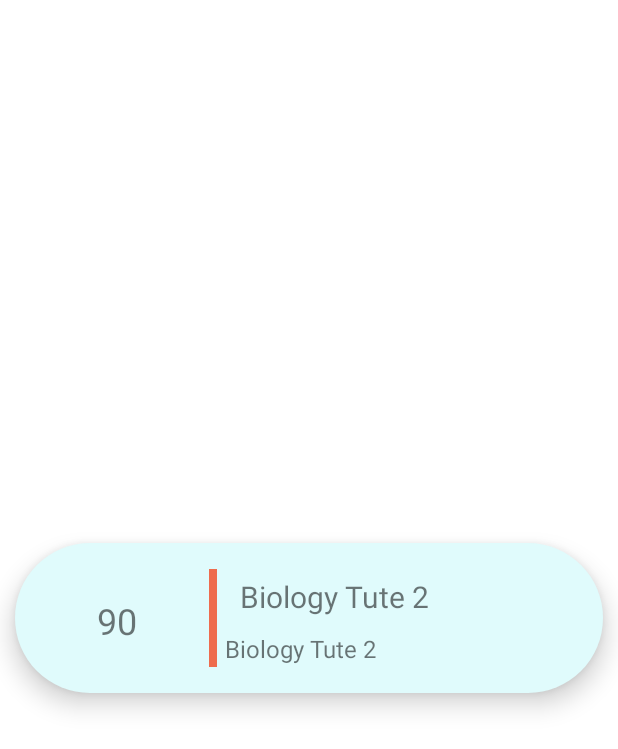
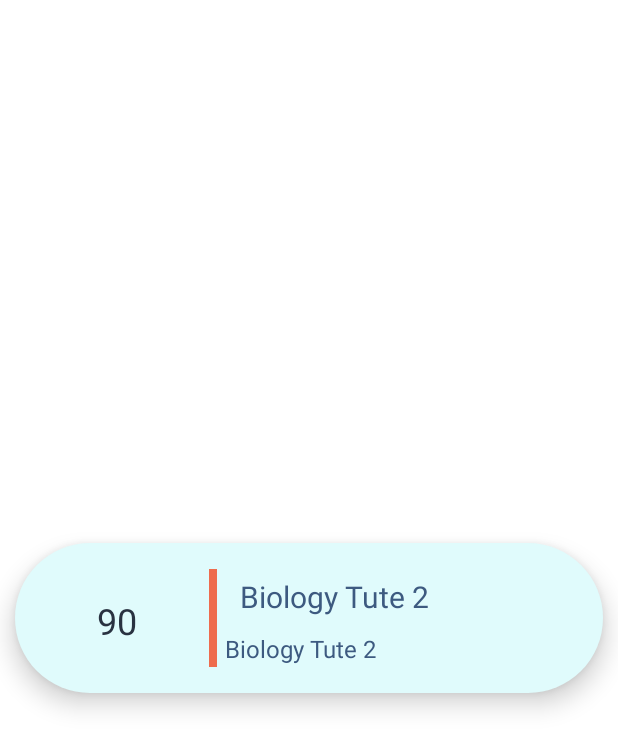
Before and after one commit to AbishekPerera/I-School, an Android app: the layout rocket_card_item.xml on its own in the app's theme, with its tools: preview values and no code run, on a phone screen of 412 x 824 dp. Shown: the top 749 px of the screen. Run offline under Robolectric (Android 15) with nearby library versions, the light colour scheme and no system bars.

Commit message:
rocket card view changed

```diff
--- a/app/src/main/res/layout/rocket_card_item.xml
+++ b/app/src/main/res/layout/rocket_card_item.xml
@@ -20,6 +20,7 @@
         android:gravity="center_vertical"
         android:text="90"
         android:textAlignment="center"
+        android:textColor="@color/pblack"
         android:textSize="24sp" />
 
     <View
@@ -41,6 +42,7 @@
             android:layout_height="wrap_content"
             android:padding="10dp"
             android:text="@string/Rocket_TT_Card_Title_txtV"
+            android:textColor="@color/pblue"
             android:textSize="20sp" />
 
         <TextView
@@ -48,6 +50,7 @@
             android:layout_width="match_parent"
             android:layout_height="wrap_content"
             android:text="@string/Rocket_TT_Card_Title_txtV"
+            android:textColor="@color/pblue"
             android:textSize="16sp" />
 
     </LinearLayout>
```
